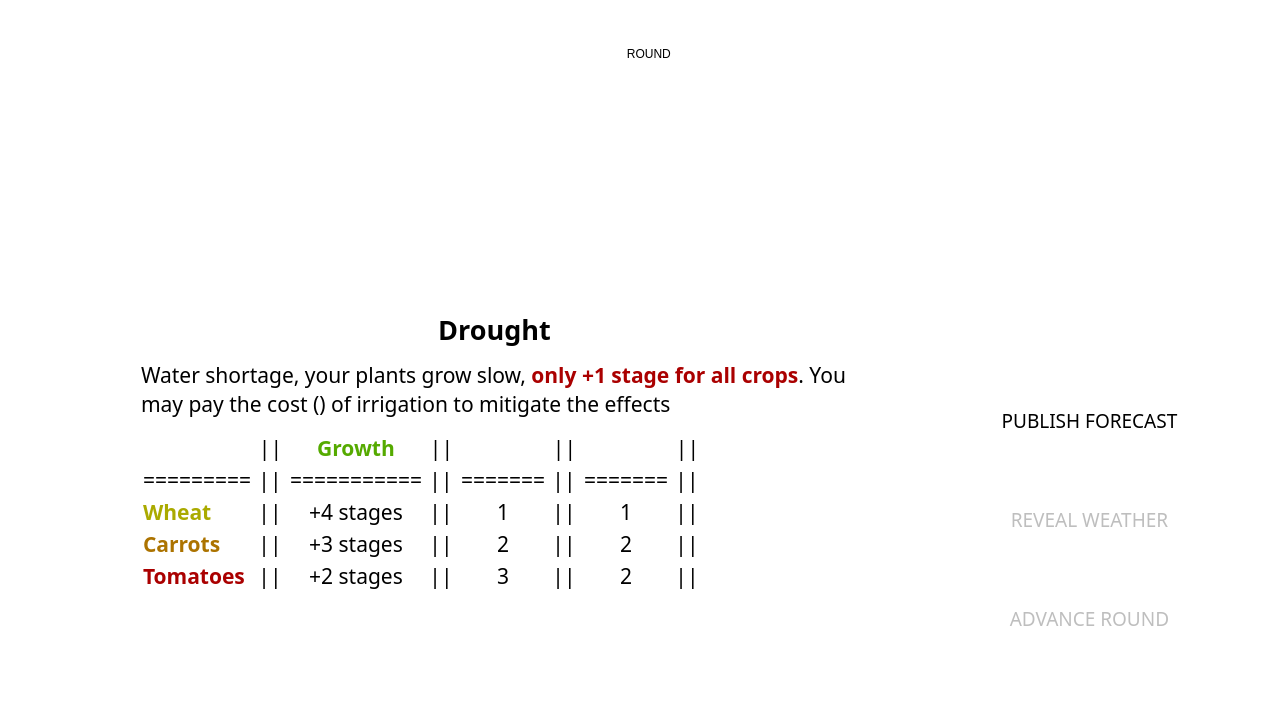
First picture: the form in src/scenes/main_screen.ui, repository AndreasAch/to_farm_or_not_to_farm, before the edit.
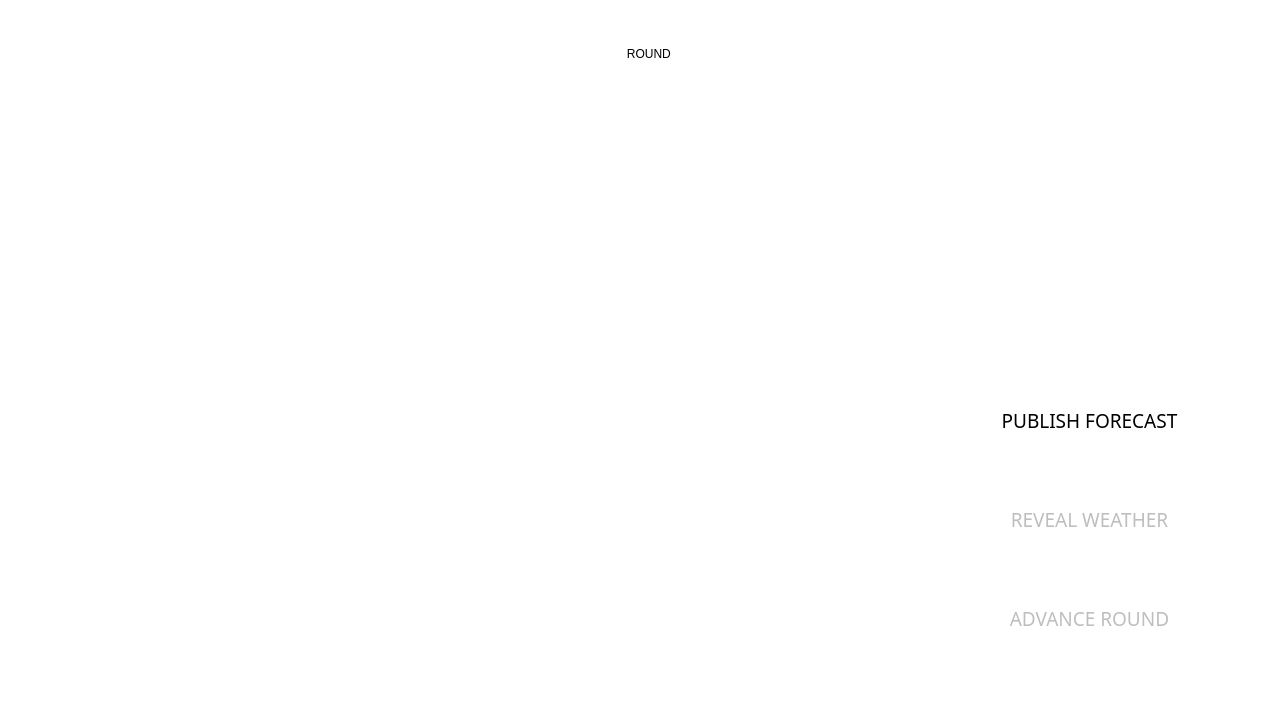
Second picture: the form after the edit. Icons and pictures are not drawn.

```diff
--- a/src/scenes/main_screen.ui
+++ b/src/scenes/main_screen.ui
@@ -324,98 +324,7 @@
 </string>
    </property>
    <property name="text">
-    <string>&lt;!DOCTYPE HTML PUBLIC &quot;-//W3C//DTD HTML 4.0//EN&quot; &quot;http://www.w3.org/TR/REC-html40/strict.dtd&quot;&gt;
-&lt;html&gt;&lt;head&gt;&lt;meta name=&quot;qrichtext&quot; content=&quot;1&quot; /&gt;&lt;style type=&quot;text/css&quot;&gt;
-p, li { white-space: pre-wrap; }
-&lt;/style&gt;&lt;/head&gt;&lt;body style=&quot; font-family:'Righteous'; font-size:16pt; font-weight:400; font-style:normal;&quot;&gt;
-&lt;p align=&quot;center&quot; style=&quot; margin-top:12px; margin-bottom:12px; margin-left:0px; margin-right:0px; -qt-block-indent:0; text-indent:0px;&quot;&gt;&lt;img src=&quot;../assets/drought.png&quot; /&gt;&lt;span style=&quot; font-size:20pt; font-weight:600;&quot;&gt; Drought &lt;/span&gt;&lt;img src=&quot;../assets/drought.png&quot; /&gt;&lt;/p&gt;
-&lt;p style=&quot; margin-top:12px; margin-bottom:12px; margin-left:0px; margin-right:0px; -qt-block-indent:0; text-indent:0px;&quot;&gt;Water shortage, your plants grow slow, &lt;span style=&quot; font-weight:600; color:#aa0000;&quot;&gt;only +1 stage for all crops&lt;/span&gt;. You may pay the cost (&lt;img src=&quot;../assets/coins.png&quot; /&gt;) of irrigation to mitigate the effects&lt;/p&gt;
-&lt;p style=&quot;-qt-paragraph-type:empty; margin-top:12px; margin-bottom:12px; margin-left:0px; margin-right:0px; -qt-block-indent:0; text-indent:0px;&quot;&gt;&lt;br /&gt;&lt;/p&gt;
-&lt;table border=&quot;0&quot; style=&quot; margin-top:0px; margin-bottom:0px; margin-left:0px; margin-right:0px;&quot; cellspacing=&quot;2&quot; cellpadding=&quot;0&quot;&gt;&lt;thead&gt;
-&lt;tr&gt;
-&lt;td&gt;&lt;/td&gt;
-&lt;td&gt;
-&lt;p align=&quot;center&quot; style=&quot; margin-top:12px; margin-bottom:12px; margin-left:0px; margin-right:0px; -qt-block-indent:0; text-indent:0px;&quot;&gt;||&lt;/p&gt;&lt;/td&gt;
-&lt;td&gt;
-&lt;p align=&quot;center&quot; style=&quot; margin-top:12px; margin-bottom:12px; margin-left:0px; margin-right:0px; -qt-block-indent:0; text-indent:0px;&quot;&gt;&lt;span style=&quot; font-weight:600; color:#55aa00;&quot;&gt;Growth&lt;/span&gt;&lt;/p&gt;&lt;/td&gt;
-&lt;td&gt;
-&lt;p align=&quot;center&quot; style=&quot; margin-top:12px; margin-bottom:12px; margin-left:0px; margin-right:0px; -qt-block-indent:0; text-indent:0px;&quot;&gt;||&lt;/p&gt;&lt;/td&gt;
-&lt;td&gt;
-&lt;p align=&quot;center&quot; style=&quot; margin-top:12px; margin-bottom:12px; margin-left:0px; margin-right:0px; -qt-block-indent:0; text-indent:0px;&quot;&gt;&lt;img src=&quot;:/water.png&quot; /&gt;&lt;/p&gt;&lt;/td&gt;
-&lt;td&gt;
-&lt;p align=&quot;center&quot; style=&quot; margin-top:12px; margin-bottom:12px; margin-left:0px; margin-right:0px; -qt-block-indent:0; text-indent:0px;&quot;&gt;||&lt;/p&gt;&lt;/td&gt;
-&lt;td&gt;
-&lt;p align=&quot;center&quot; style=&quot; margin-top:12px; margin-bottom:12px; margin-left:0px; margin-right:0px; -qt-block-indent:0; text-indent:0px;&quot;&gt;&lt;img src=&quot;:/coins.png&quot; /&gt;&lt;/p&gt;&lt;/td&gt;
-&lt;td&gt;
-&lt;p align=&quot;center&quot; style=&quot; margin-top:12px; margin-bottom:12px; margin-left:0px; margin-right:0px; -qt-block-indent:0; text-indent:0px;&quot;&gt;||&lt;/p&gt;&lt;/td&gt;&lt;/tr&gt;&lt;/thead&gt;
-&lt;tr&gt;
-&lt;td&gt;
-&lt;p style=&quot; margin-top:12px; margin-bottom:12px; margin-left:0px; margin-right:0px; -qt-block-indent:0; text-indent:0px;&quot;&gt;=========&lt;/p&gt;&lt;/td&gt;
-&lt;td&gt;
-&lt;p style=&quot; margin-top:12px; margin-bottom:12px; margin-left:0px; margin-right:0px; -qt-block-indent:0; text-indent:0px;&quot;&gt; || &lt;/p&gt;&lt;/td&gt;
-&lt;td&gt;
-&lt;p style=&quot; margin-top:12px; margin-bottom:12px; margin-left:0px; margin-right:0px; -qt-block-indent:0; text-indent:0px;&quot;&gt;===========&lt;/p&gt;&lt;/td&gt;
-&lt;td&gt;
-&lt;p style=&quot; margin-top:12px; margin-bottom:12px; margin-left:0px; margin-right:0px; -qt-block-indent:0; text-indent:0px;&quot;&gt; || &lt;/p&gt;&lt;/td&gt;
-&lt;td&gt;
-&lt;p style=&quot; margin-top:12px; margin-bottom:12px; margin-left:0px; margin-right:0px; -qt-block-indent:0; text-indent:0px;&quot;&gt;=======&lt;/p&gt;&lt;/td&gt;
-&lt;td&gt;
-&lt;p style=&quot; margin-top:12px; margin-bottom:12px; margin-left:0px; margin-right:0px; -qt-block-indent:0; text-indent:0px;&quot;&gt; || &lt;/p&gt;&lt;/td&gt;
-&lt;td&gt;
-&lt;p style=&quot; margin-top:12px; margin-bottom:12px; margin-left:0px; margin-right:0px; -qt-block-indent:0; text-indent:0px;&quot;&gt;=======&lt;/p&gt;&lt;/td&gt;
-&lt;td&gt;
-&lt;p style=&quot; margin-top:12px; margin-bottom:12px; margin-left:0px; margin-right:0px; -qt-block-indent:0; text-indent:0px;&quot;&gt; ||&lt;/p&gt;&lt;/td&gt;&lt;/tr&gt;
-&lt;tr&gt;
-&lt;td&gt;
-&lt;p style=&quot; margin-top:12px; margin-bottom:12px; margin-left:0px; margin-right:0px; -qt-block-indent:0; text-indent:0px;&quot;&gt;&lt;span style=&quot; font-weight:600; color:#aaaa00;&quot;&gt;Wheat&lt;/span&gt;&lt;/p&gt;&lt;/td&gt;
-&lt;td&gt;
-&lt;p style=&quot; margin-top:12px; margin-bottom:12px; margin-left:0px; margin-right:0px; -qt-block-indent:0; text-indent:0px;&quot;&gt; ||&lt;/p&gt;&lt;/td&gt;
-&lt;td&gt;
-&lt;p align=&quot;center&quot; style=&quot; margin-top:12px; margin-bottom:12px; margin-left:0px; margin-right:0px; -qt-block-indent:0; text-indent:0px;&quot;&gt;+4 stages&lt;/p&gt;&lt;/td&gt;
-&lt;td&gt;
-&lt;p style=&quot; margin-top:12px; margin-bottom:12px; margin-left:0px; margin-right:0px; -qt-block-indent:0; text-indent:0px;&quot;&gt; || &lt;/p&gt;&lt;/td&gt;
-&lt;td&gt;
-&lt;p align=&quot;center&quot; style=&quot; margin-top:12px; margin-bottom:12px; margin-left:0px; margin-right:0px; -qt-block-indent:0; text-indent:0px;&quot;&gt;1&lt;/p&gt;&lt;/td&gt;
-&lt;td&gt;
-&lt;p style=&quot; margin-top:12px; margin-bottom:12px; margin-left:0px; margin-right:0px; -qt-block-indent:0; text-indent:0px;&quot;&gt; || &lt;/p&gt;&lt;/td&gt;
-&lt;td&gt;
-&lt;p align=&quot;center&quot; style=&quot; margin-top:12px; margin-bottom:12px; margin-left:0px; margin-right:0px; -qt-block-indent:0; text-indent:0px;&quot;&gt;1&lt;/p&gt;&lt;/td&gt;
-&lt;td&gt;
-&lt;p style=&quot; margin-top:12px; margin-bottom:12px; margin-left:0px; margin-right:0px; -qt-block-indent:0; text-indent:0px;&quot;&gt; || &lt;/p&gt;&lt;/td&gt;&lt;/tr&gt;
-&lt;tr&gt;
-&lt;td&gt;
-&lt;p style=&quot; margin-top:12px; margin-bottom:12px; margin-left:0px; margin-right:0px; -qt-block-indent:0; text-indent:0px;&quot;&gt;&lt;span style=&quot; font-weight:600; color:#ac7300;&quot;&gt;Carrots&lt;/span&gt;&lt;/p&gt;&lt;/td&gt;
-&lt;td&gt;
-&lt;p style=&quot; margin-top:12px; margin-bottom:12px; margin-left:0px; margin-right:0px; -qt-block-indent:0; text-indent:0px;&quot;&gt; || &lt;/p&gt;&lt;/td&gt;
-&lt;td&gt;
-&lt;p align=&quot;center&quot; style=&quot; margin-top:12px; margin-bottom:12px; margin-left:0px; margin-right:0px; -qt-block-indent:0; text-indent:0px;&quot;&gt;+3 stages&lt;/p&gt;&lt;/td&gt;
-&lt;td&gt;
-&lt;p style=&quot; margin-top:12px; margin-bottom:12px; margin-left:0px; margin-right:0px; -qt-block-indent:0; text-indent:0px;&quot;&gt; || &lt;/p&gt;&lt;/td&gt;
-&lt;td&gt;
-&lt;p align=&quot;center&quot; style=&quot; margin-top:12px; margin-bottom:12px; margin-left:0px; margin-right:0px; -qt-block-indent:0; text-indent:0px;&quot;&gt;2&lt;/p&gt;&lt;/td&gt;
-&lt;td&gt;
-&lt;p style=&quot; margin-top:12px; margin-bottom:12px; margin-left:0px; margin-right:0px; -qt-block-indent:0; text-indent:0px;&quot;&gt; || &lt;/p&gt;&lt;/td&gt;
-&lt;td&gt;
-&lt;p align=&quot;center&quot; style=&quot; margin-top:12px; margin-bottom:12px; margin-left:0px; margin-right:0px; -qt-block-indent:0; text-indent:0px;&quot;&gt;2&lt;/p&gt;&lt;/td&gt;
-&lt;td&gt;
-&lt;p style=&quot; margin-top:12px; margin-bottom:12px; margin-left:0px; margin-right:0px; -qt-block-indent:0; text-indent:0px;&quot;&gt; ||&lt;/p&gt;&lt;/td&gt;&lt;/tr&gt;
-&lt;tr&gt;
-&lt;td&gt;
-&lt;p style=&quot; margin-top:12px; margin-bottom:12px; margin-left:0px; margin-right:0px; -qt-block-indent:0; text-indent:0px;&quot;&gt;&lt;span style=&quot; font-weight:600; color:#aa0000;&quot;&gt;Tomatoes&lt;/span&gt;&lt;/p&gt;&lt;/td&gt;
-&lt;td&gt;
-&lt;p style=&quot; margin-top:12px; margin-bottom:12px; margin-left:0px; margin-right:0px; -qt-block-indent:0; text-indent:0px;&quot;&gt; || &lt;/p&gt;&lt;/td&gt;
-&lt;td&gt;
-&lt;p align=&quot;center&quot; style=&quot; margin-top:12px; margin-bottom:12px; margin-left:0px; margin-right:0px; -qt-block-indent:0; text-indent:0px;&quot;&gt;+2 stages&lt;/p&gt;&lt;/td&gt;
-&lt;td&gt;
-&lt;p style=&quot; margin-top:12px; margin-bottom:12px; margin-left:0px; margin-right:0px; -qt-block-indent:0; text-indent:0px;&quot;&gt; || &lt;/p&gt;&lt;/td&gt;
-&lt;td&gt;
-&lt;p align=&quot;center&quot; style=&quot; margin-top:12px; margin-bottom:12px; margin-left:0px; margin-right:0px; -qt-block-indent:0; text-indent:0px;&quot;&gt;3&lt;/p&gt;&lt;/td&gt;
-&lt;td&gt;
-&lt;p style=&quot; margin-top:12px; margin-bottom:12px; margin-left:0px; margin-right:0px; -qt-block-indent:0; text-indent:0px;&quot;&gt; || &lt;/p&gt;&lt;/td&gt;
-&lt;td&gt;
-&lt;p align=&quot;center&quot; style=&quot; margin-top:12px; margin-bottom:12px; margin-left:0px; margin-right:0px; -qt-block-indent:0; text-indent:0px;&quot;&gt;2&lt;/p&gt;&lt;/td&gt;
-&lt;td&gt;
-&lt;p style=&quot; margin-top:12px; margin-bottom:12px; margin-left:0px; margin-right:0px; -qt-block-indent:0; text-indent:0px;&quot;&gt; || &lt;/p&gt;&lt;/td&gt;&lt;/tr&gt;&lt;/table&gt;&lt;/body&gt;&lt;/html&gt;</string>
+    <string>&lt;html&gt;&lt;head/&gt;&lt;body&gt;&lt;p&gt;&lt;br/&gt;&lt;/p&gt;&lt;/body&gt;&lt;/html&gt;</string>
    </property>
    <property name="textFormat">
     <enum>Qt::RichText</enum>
```
